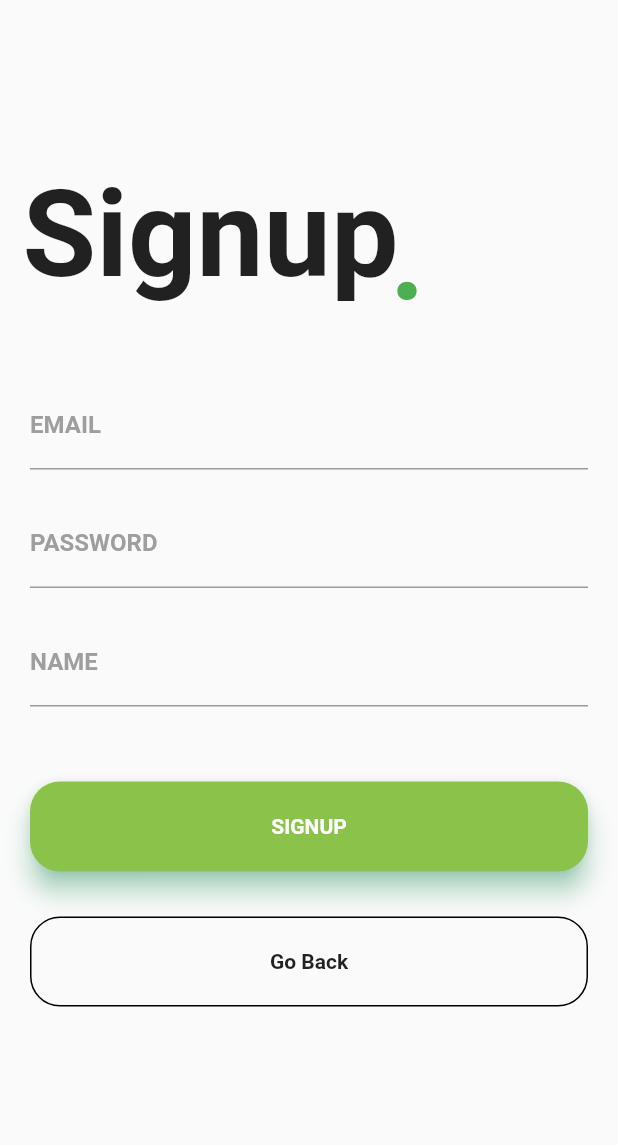
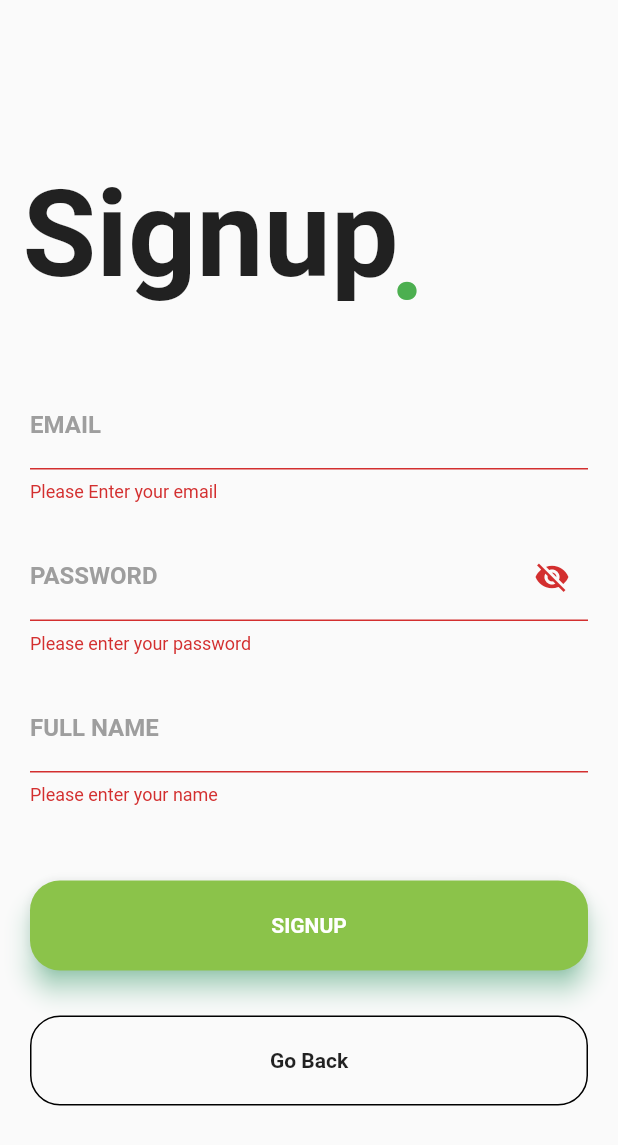
Before and after one commit to Animesh0515/TragoTravelApp, a Flutter app: the SignupPage screen opened directly, after a tap on "SIGNUP", on a phone screen of 412 x 824 dp. Shown: the top 1145 px of the screen. Run offline on Flutter 3.47's test engine with Material 2 defaults, Android fonts, the phone set to English and light mode, and no system bars; our stand-ins replace font_awesome_flutter, geocoding, geolocator; missing offline and left inert: flutter_khalti; Roboto replaces fonts that are missing (Montserrat).

Commit message:
first commit

```diff
--- /dev/null
+++ b/lib/Models/LoginModel.dart
@@ -0,0 +1,25 @@
+class LoginRequestModel {
+  String email;
+  String password;
+
+  LoginRequestModel({required this.email, required this.password});
+
+  Map<String, dynamic> toJson() {
+    Map<String, dynamic> req = {
+      'Email': email.trim(),
+      'Password': password.trim()
+    };
+    return req;
+  }
+}
+
+class LoginResponseModel {
+  final bool valid;
+  final String token;
+
+  LoginResponseModel({required this.valid, required this.token});
+
+  factory LoginResponseModel.fromJson(Map<String, dynamic> result) {
+    return LoginResponseModel(valid: result["valid"], token: result["token"]);
+  }
+}
--- /dev/null
+++ b/lib/Models/SignupModel.dart
@@ -0,0 +1,27 @@
+class SingupRequestModel {
+  String email;
+  String password;
+  String name;
+
+  SingupRequestModel(
+      {required this.email, required this.password, required this.name});
+
+  Map<String, dynamic> toJson() {
+    Map<String, dynamic> req = {
+      "Email": email.trim(),
+      "Password": password.trim(),
+      "Name": name.trim()
+    };
+    return req;
+  }
+}
+
+class SingupResponseModel {
+  final int statusCode;
+
+  SingupResponseModel({required this.statusCode});
+
+  factory SingupResponseModel.fromJson(Map<String, dynamic> result) {
+    return SingupResponseModel(statusCode: result["StatusCode"]);
+  }
+}
--- a/lib/main.dart
+++ b/lib/main.dart
@@ -26,7 +26,7 @@ class MyApp extends StatelessWidget {
         // is not restarted.
         primarySwatch: Colors.blue,
       ),
-      home: PackagesPage(),
+      home: LoginPage(),
     );
   }
 }
--- a/lib/signup.dart
+++ b/lib/signup.dart
@@ -1,5 +1,9 @@
 import 'package:flutter/material.dart';
+import 'package:font_awesome_flutter/font_awesome_flutter.dart';
+import 'package:trago/API/apiservices.dart';
 import 'package:trago/login.dart';
+
+import 'Models/SignupModel.dart';
 
 class SignupPage extends StatefulWidget {
   @override
@@ -7,14 +11,23 @@ class SignupPage extends StatefulWidget {
 }
 
 class _SignupPageState extends State<SignupPage> {
+  TextEditingController emailcontroller = new TextEditingController();
+  TextEditingController passwordcontroller = new TextEditingController();
+  TextEditingController namecontroller = new TextEditingController();
+  bool validEmail = true;
+  bool validPassword = true;
+  bool validName = true;
+  late String emailtext;
+  bool visibletxt = true;
+
   @override
   Widget build(BuildContext context) {
     return new Scaffold(
         //resizeToAvoidBottomPadding: false,
         body: SingleChildScrollView(
-            child: Column(
-                crossAxisAlignment: CrossAxisAlignment.start,
-                children: <Widget>[
+            child:
+                Column(crossAxisAlignment: CrossAxisAlignment.start, children: <
+                    Widget>[
       Container(
         child: Stack(
           children: <Widget>[
@@ -22,8 +35,7 @@ class _SignupPageState extends State<SignupPage> {
               padding: EdgeInsets.fromLTRB(15.0, 110.0, 0.0, 0.0),
               child: Text(
                 'Signup',
-                    style:
-                        TextStyle(fontSize: 80.0, fontWeight: FontWeight.bold),
+                style: TextStyle(fontSize: 80.0, fontWeight: FontWeight.bold),
               ),
             ),
             Container(
@@ -44,50 +56,96 @@ class _SignupPageState extends State<SignupPage> {
           child: Column(
             children: <Widget>[
               TextField(
+                controller: emailcontroller,
                 decoration: InputDecoration(
                     labelText: 'EMAIL',
                     labelStyle: TextStyle(
                         fontFamily: 'Montserrat',
                         fontWeight: FontWeight.bold,
                         color: Colors.grey),
-                        // hintText: 'EMAIL',
-                        // hintStyle: ,
+                    errorText: validEmail ? null : "Please Enter your email",
                     focusedBorder: UnderlineInputBorder(
                         borderSide: BorderSide(color: Colors.green))),
               ),
               SizedBox(height: 20.0),
               TextField(
+                controller: passwordcontroller,
                 decoration: InputDecoration(
                     labelText: 'PASSWORD ',
                     labelStyle: TextStyle(
                         fontFamily: 'Montserrat',
                         fontWeight: FontWeight.bold,
                         color: Colors.grey),
+                    errorText:
+                        validPassword ? null : "Please enter your password",
                     focusedBorder: UnderlineInputBorder(
-                            borderSide: BorderSide(color: Colors.green))),
-                    obscureText: true,
+                        borderSide: BorderSide(color: Colors.green)),
+                    suffixIcon: IconButton(
+                        onPressed: () {
+                          setState(() {
+                            visibletxt = !visibletxt;
+                          });
+                        },
+                        icon: Icon(visibletxt
+                            ? Icons.visibility_off
+                            : Icons.visibility))),
+                obscureText: visibletxt,
               ),
               SizedBox(height: 20.0),
               TextField(
+                controller: namecontroller,
                 decoration: InputDecoration(
-                        labelText: 'NAME ',
+                    labelText: 'FULL NAME ',
                     labelStyle: TextStyle(
                         fontFamily: 'Montserrat',
                         fontWeight: FontWeight.bold,
                         color: Colors.grey),
+                    errorText: validName ? null : "Please enter your name",
                     focusedBorder: UnderlineInputBorder(
                         borderSide: BorderSide(color: Colors.green))),
               ),
               SizedBox(height: 50.0),
-                  Container(
+              GestureDetector(
+                  onTap: () {
+                    validEmail = validateEmail(emailcontroller.text);
+                    validPassword = validtext(passwordcontroller.text);
+                    validName = validtext(namecontroller.text);
+                    if (validEmail && validPassword && validName) {
+                      SingupRequestModel requestModel = new SingupRequestModel(
+                          email: emailcontroller.text,
+                          password: passwordcontroller.text,
+                          name: namecontroller.text);
+                      API api = new API();
+                      api.Signup(requestModel).then((value) {
+                        if (value!.statusCode == 0) {
+                          ScaffoldMessenger.of(context)
+                              .showSnackBar(const SnackBar(
+                            content: Text('User already exists'),
+                          ));
+                        } else if (value.statusCode == 1) {
+                          ScaffoldMessenger.of(context)
+                              .showSnackBar(const SnackBar(
+                            content: Text('User created successfully'),
+                          ));
+                          emailcontroller.text = "";
+                          passwordcontroller.text = "";
+                          namecontroller.text = "";
+                        } else {
+                          ScaffoldMessenger.of(context)
+                              .showSnackBar(const SnackBar(
+                            content: Text('Something went wrong!'),
+                          ));
+                        }
+                      });
+                    }
+                  },
+                  child: Container(
                     height: 60.0,
                     child: Material(
                       borderRadius: BorderRadius.circular(20.0),
                       shadowColor: Colors.greenAccent,
                       color: Colors.lightGreen,
                       elevation: 7.0,
-                        child: GestureDetector(
-                          onTap: () {},
                       child: Center(
                         child: Text(
                           'SIGNUP',
@@ -113,10 +171,8 @@ class _SignupPageState extends State<SignupPage> {
                       borderRadius: BorderRadius.circular(20.0)),
                   child: InkWell(
                     onTap: () {
-                          Navigator.push(
-                              context,
-                              MaterialPageRoute(
-                                  builder: (context) => LoginPage()));
+                      Navigator.push(context,
+                          MaterialPageRoute(builder: (context) => LoginPage()));
                     },
                     child: Center(
                       child: Text('Go Back',
@@ -131,4 +187,33 @@ class _SignupPageState extends State<SignupPage> {
           )),
     ])));
   }
+
+  bool validtext(String userInput) {
+    if (userInput.isEmpty) {
+      return false;
+    } else {
+      return true;
     }
+  }
+
+  bool validateEmail(String userInput) {
+    String pattern =
+        r"^[a-zA-Z0-9.a-zA-Z0-9.!#$%&'*+-/=?^_`{|}~]+@[a-zA-Z0-9]+\.[a-zA-Z]+";
+    RegExp regExp = new RegExp(pattern);
+    if (userInput.isEmpty) {
+      setState(() {
+        emailtext = "Please Enter the Email!";
+      });
+      return false;
+    } else {
+      if (regExp.hasMatch(userInput)) {
+        return true;
+      } else {
+        setState(() {
+          emailtext = "Incorrect Email format!";
+        });
+        return false;
+      }
+    }
+  }
+}
--- a/pubspec.yaml
+++ b/pubspec.yaml
@@ -23,6 +23,7 @@ environment:
 dependencies:
   flutter:
     sdk: flutter
+  http:
   geolocator: ^7.2.0+1
   geocoding: ^2.0.0
   intl: ^0.17.0
```
Also changed, not shown: lib/API/apiservices.dart (added, +44 -0 lines), lib/login.dart (+41 -1 lines), pubspec.lock. Lines whose indentation alone changed are shown as unchanged.
